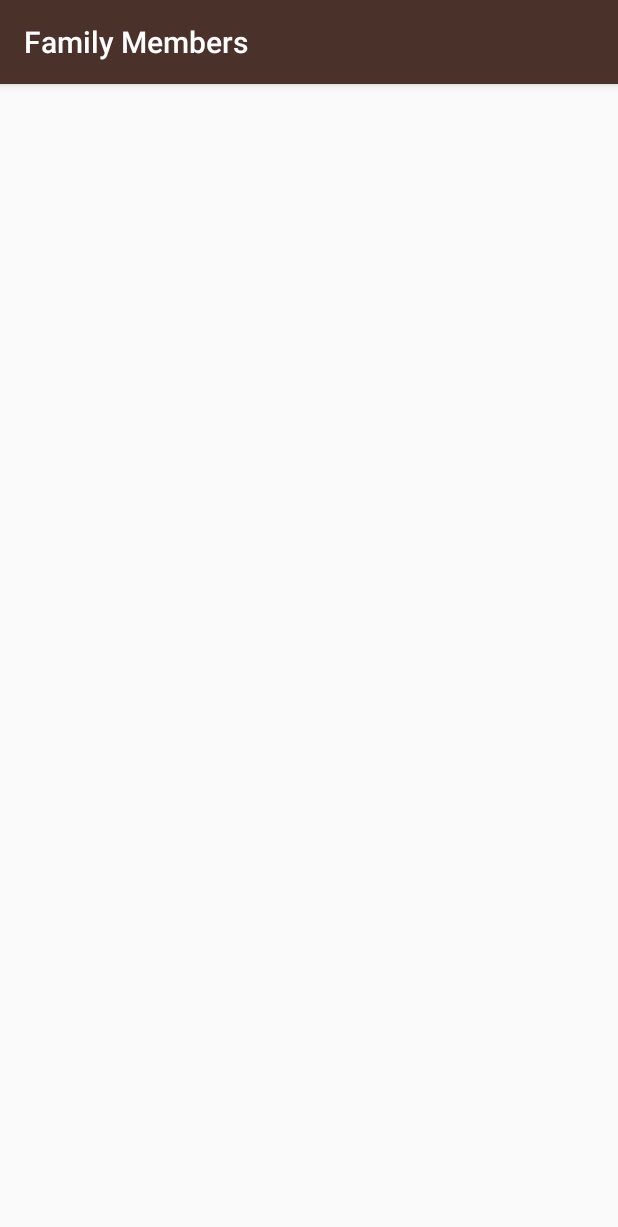
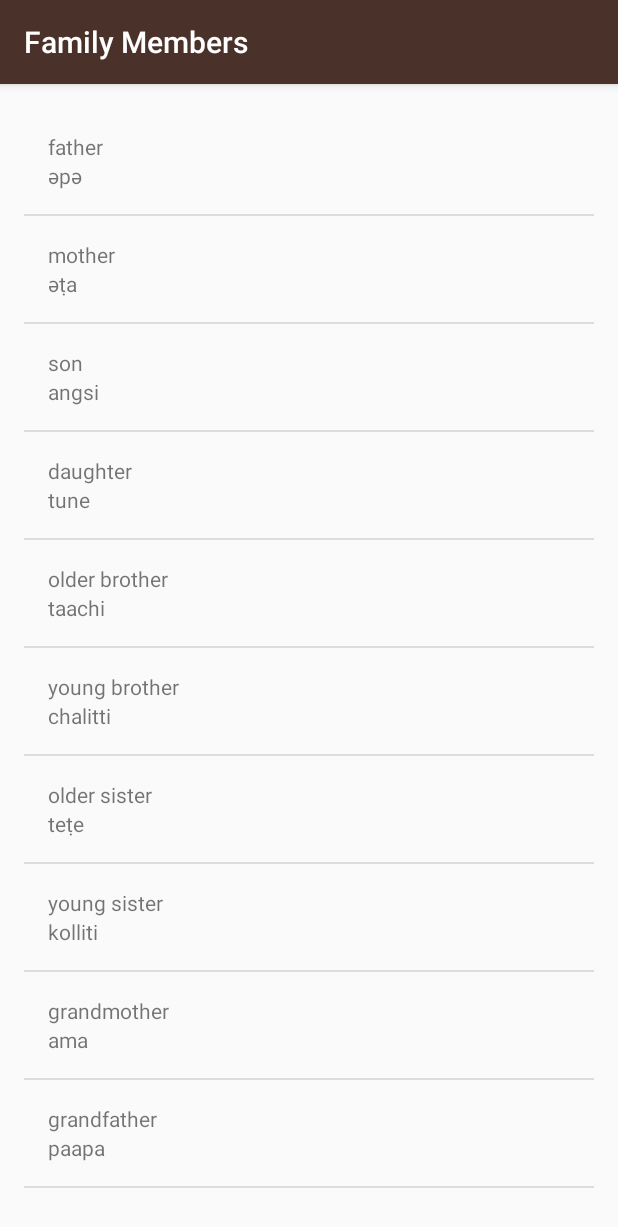
Before and after one commit to vds89/Miwoki, an Android app: the FamilyActivity screen opened directly, with no data from a screen before it, on a phone screen of 412 x 824 dp. Shown: the top 1227 px of the screen. Run offline under Robolectric (Android 15) with nearby library versions, the light colour scheme and no system bars.

Commit message:
Finished all category translations

```diff
--- a/app/src/main/java/com/example/android/miwok/FamilyActivity.java
+++ b/app/src/main/java/com/example/android/miwok/FamilyActivity.java
@@ -2,6 +2,9 @@
 
 import android.support.v7.app.AppCompatActivity;
 import android.os.Bundle;
+import android.widget.ListView;
+
+import java.util.ArrayList;
 
 public class FamilyActivity extends AppCompatActivity {
 
@@ -9,5 +12,36 @@
     protected void onCreate(Bundle savedInstanceState) {
         super.onCreate(savedInstanceState);
         setContentView(R.layout.activity_family);
+
+        ArrayList<Word> words = new ArrayList<Word>();
+        words.add(new Word("father","әpә"));
+        words.add(new Word("mother","әṭa"));
+        words.add(new Word("son","angsi"));
+        words.add(new Word("daughter","tune"));
+        words.add(new Word("older brother","taachi"));
+        words.add(new Word("young brother","chalitti"));
+        words.add(new Word("older sister","teṭe"));
+        words.add(new Word("young sister","kolliti"));
+        words.add(new Word("grandmother","ama"));
+        words.add(new Word("grandfather","paapa"));
+
+        // Create an {@link ArrayAdapter}, whose data source is a list of Strings. The
+        // adapter knows how to create layouts for each item in the list, using the
+        // simple_list_item_1.xml layout resource defined in the Android framework.
+        // This list item layout contains a single {@link TextView}, which the adapter will set to
+        // display a single word.
+        WordAdapter adapter =
+                new WordAdapter(this, words);
+
+        // Find the {@link ListView} object in the view hierarchy of the {@link Activity}.
+        // There should be a {@link ListView} with the view ID called list, which is declared in the
+        // activity_numbers.xml layout file.
+        ListView listView = (ListView) findViewById(R.id.list);
+
+        // Make the {@link ListView} use the {@link ArrayAdapter} we created above, so that the
+        // {@link ListView} will display list items for each word in the list of words.
+        // Do this by calling the setAdapter method on the {@link ListView} object and pass in
+        // 1 argument, which is the {@link ArrayAdapter} with the variable name itemsAdapter.
+        listView.setAdapter(adapter);
     }
 }
--- a/app/src/main/java/com/example/android/miwok/WordAdapter.java
+++ b/app/src/main/java/com/example/android/miwok/WordAdapter.java
@@ -41,19 +41,19 @@
         }
 
         // Get the {@link AndroidFlavor} object located at this position in the list
-        Word currentAndroidFlavor = getItem(position);
+        Word currentWord = getItem(position);
 
         // Find the TextView in the list_item.xml layout with the ID defaultTranslation
         TextView nameTextView = (TextView) listItemView.findViewById(R.id.default_text_view);
         // Get the default translation from the current Word object and
         // set this text on the name TextView
-        nameTextView.setText(currentAndroidFlavor.getDefaultTranslation());
+        nameTextView.setText(currentWord.getDefaultTranslation());
 
         // Find the TextView in the list_item.xml layout with the ID miwokTranslation
         TextView numberTextView = (TextView) listItemView.findViewById(R.id.miwok_text_view);
         // Get the miwok translation from the current Word object and
         // set this text on the number TextView
-        numberTextView.setText(currentAndroidFlavor.getMiwokTranslation());
+        numberTextView.setText(currentWord.getMiwokTranslation());
 
         return listItemView;
     }
--- a/app/src/main/res/layout/activity_family.xml
+++ b/app/src/main/res/layout/activity_family.xml
@@ -1,9 +1,12 @@
 <?xml version="1.0" encoding="utf-8"?>
-<android.support.constraint.ConstraintLayout xmlns:android="http://schemas.android.com/apk/res/android"
-    xmlns:app="http://schemas.android.com/apk/res-auto"
+<ListView
+    xmlns:android="http://schemas.android.com/apk/res/android"
     xmlns:tools="http://schemas.android.com/tools"
+    android:id="@+id/list"
+    android:orientation="vertical"
     android:layout_width="match_parent"
     android:layout_height="match_parent"
-    tools:context="com.example.android.miwok.FamilyActivity">
-
-</android.support.constraint.ConstraintLayout>
+    android:paddingBottom="@dimen/activity_vertical_margin"
+    android:paddingLeft="@dimen/activity_horizontal_margin"
+    android:paddingRight="@dimen/activity_horizontal_margin"
+    android:paddingTop="@dimen/activity_vertical_margin"/>
```
Also changed, not shown: app/src/main/java/com/example/android/miwok/ColorsActivity.java (+34 -0 lines), app/src/main/java/com/example/android/miwok/PhraseActivity.java (+34 -0 lines), app/src/main/res/layout/activity_colors.xml (+8 -5 lines), app/src/main/res/layout/activity_phrase.xml (+8 -5 lines), 2 other files.
